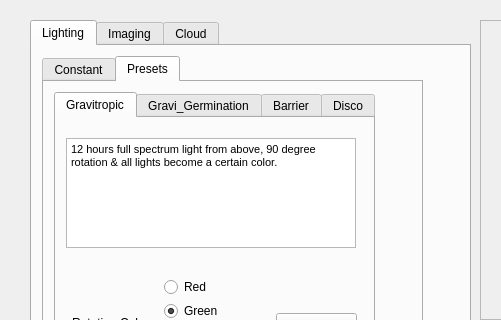
This is _ui/FlashLapse_CP.ui in CoSE-Jerry/Gravatron as Qt 5 draws it before an edit; both pictures show x 0 to 501 and y 0 to 320 of the 800 by 492 pixel window. The edited form follows.
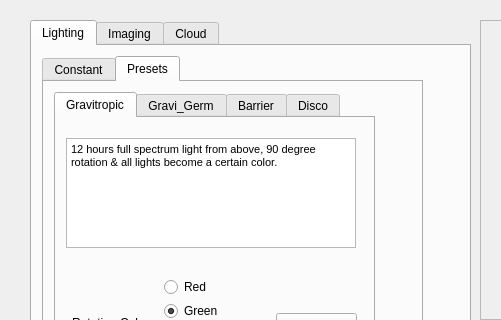
This is the edited form. The open tabs and pages were chosen to show the change. Icons and pictures are not drawn.

Patch:
```diff
--- a/_ui/FlashLapse_CP.ui
+++ b/_ui/FlashLapse_CP.ui
@@ -419,7 +419,7 @@
         </widget>
         <widget class="QWidget" name="Germination">
          <attribute name="title">
-          <string>Gravi_Germination</string>
+          <string>Gravi_Germ</string>
          </attribute>
          <widget class="QTextBrowser" name="Germi_Text">
           <property name="geometry">
```
